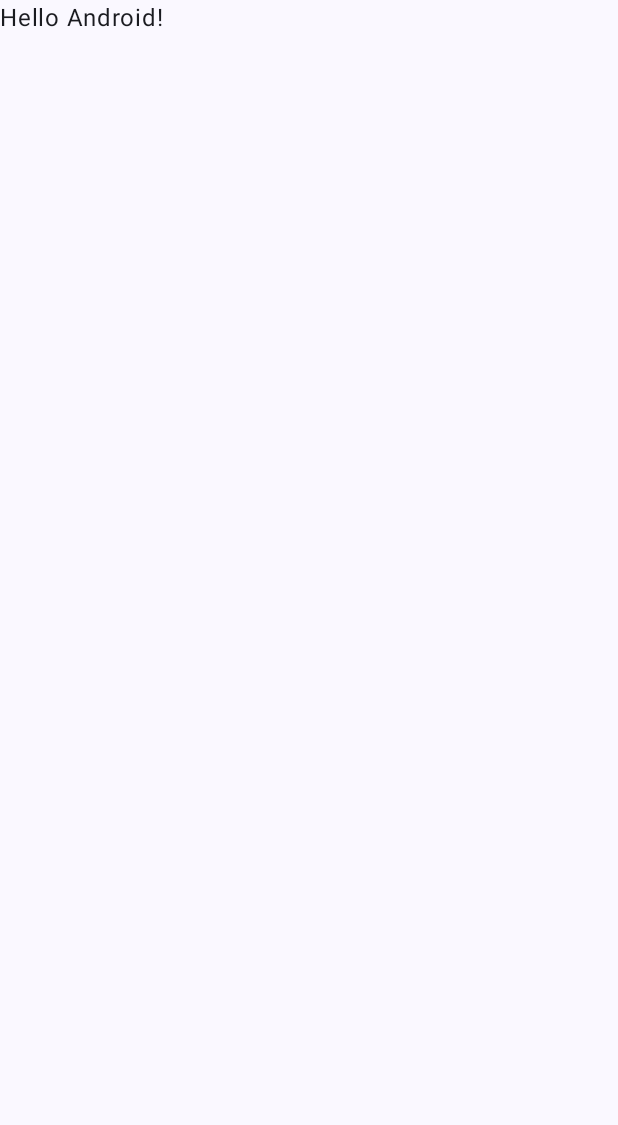
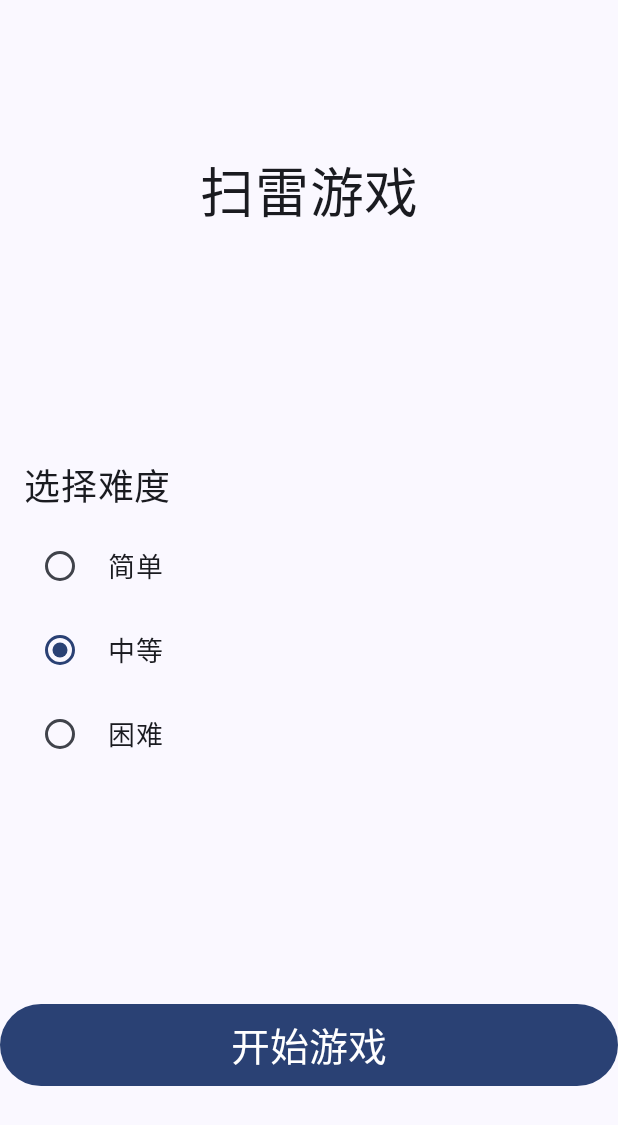
Before and after one commit to aski0006/-, an Android app built with Jetpack Compose: the screen it shows after launch (MainActivity), on a phone screen of 412 x 824 dp. Before the commit the part shown is almost empty. Shown: the top 1125 px of the screen. Run offline under Robolectric (Android 15) with nearby library versions, the phone set to English and light mode, and no system bars.

Commit message:
更新MainActivity的部分代码

```diff
--- a/SaoLei_Game/app/src/main/AndroidManifest.xml
+++ b/SaoLei_Game/app/src/main/AndroidManifest.xml
@@ -13,6 +13,11 @@
         android:theme="@style/Theme.Project"
         tools:targetApi="31">
         <activity
+            android:name=".GameActivity"
+            android:exported="false"
+            android:label="@string/title_activity_game"
+            android:theme="@style/Theme.Project" />
+        <activity
             android:name=".MainActivity"
             android:exported="true"
             android:label="@string/app_name"
--- /dev/null
+++ b/SaoLei_Game/app/src/main/java/com/example/project/GameActivity.kt
@@ -0,0 +1,47 @@
+package com.example.project
+
+import android.os.Bundle
+import androidx.activity.ComponentActivity
+import androidx.activity.compose.setContent
+import androidx.activity.enableEdgeToEdge
+import androidx.compose.foundation.layout.fillMaxSize
+import androidx.compose.foundation.layout.padding
+import androidx.compose.material3.Scaffold
+import androidx.compose.material3.Text
+import androidx.compose.runtime.Composable
+import androidx.compose.ui.Modifier
+import androidx.compose.ui.tooling.preview.Preview
+import com.example.project.ui.theme.ProjectTheme
+
+class GameActivity : ComponentActivity() {
+    override fun onCreate(savedInstanceState: Bundle?) {
+        super.onCreate(savedInstanceState)
+        enableEdgeToEdge()
+        setContent {
+            ProjectTheme {
+                Scaffold(modifier = Modifier.fillMaxSize()) { innerPadding ->
+                    Greeting(
+                        name = "Android",
+                        modifier = Modifier.padding(innerPadding)
+                    )
+                }
+            }
+        }
+    }
+}
+
+@Composable
+fun Greeting(name: String, modifier: Modifier = Modifier) {
+    Text(
+        text = "Hello $name!",
+        modifier = modifier
+    )
+}
+
+@Preview(showBackground = true)
+@Composable
+fun GreetingPreview() {
+    ProjectTheme {
+        Greeting("Android")
+    }
+}
--- a/SaoLei_Game/app/src/main/java/com/example/project/MainActivity.kt
+++ b/SaoLei_Game/app/src/main/java/com/example/project/MainActivity.kt
@@ -1,17 +1,57 @@
 package com.example.project
 
+import android.content.Context
+import android.content.Intent
 import android.os.Bundle
 import androidx.activity.ComponentActivity
 import androidx.activity.compose.setContent
 import androidx.activity.enableEdgeToEdge
+import androidx.compose.foundation.layout.Column
+import androidx.compose.foundation.layout.Spacer
 import androidx.compose.foundation.layout.fillMaxSize
+import androidx.compose.foundation.layout.fillMaxWidth
+import androidx.compose.foundation.layout.height
 import androidx.compose.foundation.layout.padding
+import androidx.compose.material3.Button
 import androidx.compose.material3.Scaffold
 import androidx.compose.material3.Text
 import androidx.compose.runtime.Composable
+import androidx.compose.runtime.MutableState
+import androidx.compose.runtime.mutableStateOf
+import androidx.compose.runtime.remember
+import androidx.compose.ui.Alignment
 import androidx.compose.ui.Modifier
-import androidx.compose.ui.tooling.preview.Preview
+import androidx.compose.ui.platform.LocalContext
+import androidx.compose.ui.text.font.FontFamily
+import androidx.compose.ui.text.style.TextAlign
+import androidx.compose.ui.unit.dp
+import androidx.compose.ui.unit.sp
+import com.example.project.game_components.DifficultyOption
+import com.example.project.game_components.Title
 import com.example.project.ui.theme.ProjectTheme
+
+/**
+ * 代表游戏的难度级别.
+ *
+ * @property gridSize 网格的尺寸
+ * @property mineNumber 地雷的数量
+ */
+enum class Difficulty(val gridSize: Int, val mineNumber: Int) {
+    /**
+     * 简单难度，网格尺寸为 8，地雷数量为 10.
+     */
+    EASY(8, 10),
+
+    /**
+     * 中等难度，网格尺寸为 10，地雷数量为 15.
+     */
+    MEDIUM(10, 15),
+
+    /**
+     * 困难难度，网格尺寸为 12，地雷数量为 20.
+     */
+    HARD(12, 20)
+}
 
 class MainActivity : ComponentActivity() {
     override fun onCreate(savedInstanceState: Bundle?) {
@@ -20,10 +60,26 @@ class MainActivity : ComponentActivity() {
         setContent {
             ProjectTheme {
                 Scaffold(modifier = Modifier.fillMaxSize()) { innerPadding ->
-                    Greeting(
-                        name = "Android",
-                        modifier = Modifier.padding(innerPadding)
-                    )
+                    val context = LocalContext.current
+                    val difficulty = remember { mutableStateOf(Difficulty.MEDIUM) }
+                    Column(
+                        modifier = Modifier
+                            .padding(innerPadding)
+                            .fillMaxSize(),
+                        horizontalAlignment = Alignment.CenterHorizontally
+                    ) {
+                        Spacer(modifier = Modifier.height(100.dp)) // 距离顶部100.dp
+
+                        GameTitle()
+
+                        Spacer(modifier = Modifier.weight(1f)) // 中间隔开
+
+                        DifficultyPanel(difficulty)
+
+                        Spacer(modifier = Modifier.weight(1f)) // 中间隔开
+
+                        GameStartButton(context, difficulty)
+                    }
                 }
             }
         }
@@ -31,17 +87,56 @@ class MainActivity : ComponentActivity() {
 }
 
 @Composable
-fun Greeting(name: String, modifier: Modifier = Modifier) {
-    Text(
-        text = "Hello $name!",
-        modifier = modifier
-    )
+fun GameTitle() {
+    Title("扫雷游戏")
 }
 
-@Preview(showBackground = true)
+/**
+ * 显示难度选择面板的可组合函数。
+ *
+ * 此函数在一个垂直列中显示难度选择的标题和三个难度选项（简单、中等、困难）。
+ *
+ * @param difficulty 当前选中的难度状态的可变引用。
+ */
 @Composable
-fun GreetingPreview() {
-    ProjectTheme {
-        Greeting("Android")
+fun DifficultyPanel(difficulty: MutableState<Difficulty>) {
+    Column(
+        modifier = Modifier
+            .fillMaxWidth()
+            .padding(16.dp),
+        horizontalAlignment = Alignment.Start
+    ) {
+        Text(
+            text = "选择难度",
+            fontSize = 24.sp,
+            fontFamily = FontFamily.Serif,
+            textAlign = TextAlign.Start,
+            modifier = Modifier.padding(bottom = 8.dp)
+        )
+        DifficultyOption(difficulty, Difficulty.EASY, "简单")
+        DifficultyOption(difficulty, Difficulty.MEDIUM, "中等")
+        DifficultyOption(difficulty, Difficulty.HARD, "困难")
     }
 }
+
+@Composable
+fun GameStartButton(context: Context, difficulty: MutableState<Difficulty>) {
+    Button(
+        onClick = {
+            val intent = Intent(context, GameActivity::class.java)
+            intent.putExtra("gridSize", difficulty.value.gridSize)
+            intent.putExtra("mineNumber", difficulty.value.mineNumber)
+            context.startActivity(intent)
+        },
+        modifier = Modifier
+            .fillMaxWidth()
+            .padding(bottom = 100.dp)
+    ) {
+        Text(
+            text = "开始游戏",
+            fontSize = 26.sp,
+            fontFamily = FontFamily.Serif,
+            textAlign = TextAlign.Center
+        )
+    }
+}
--- /dev/null
+++ b/SaoLei_Game/app/src/main/java/com/example/project/game_components/DifficultyPanel.kt
@@ -0,0 +1,47 @@
+package com.example.project.game_components
+
+import androidx.compose.foundation.layout.Row
+import androidx.compose.foundation.layout.fillMaxWidth
+import androidx.compose.foundation.layout.padding
+import androidx.compose.material3.RadioButton
+import androidx.compose.material3.Text
+import androidx.compose.runtime.Composable
+import androidx.compose.runtime.MutableState
+import androidx.compose.ui.Alignment
+import androidx.compose.ui.Modifier
+import androidx.compose.ui.text.font.FontFamily
+import androidx.compose.ui.text.style.TextAlign
+import androidx.compose.ui.unit.dp
+import androidx.compose.ui.unit.sp
+import com.example.project.Difficulty
+
+/**
+ * 显示一个难度选项的可组合函数，并提供选择该选项的单选按钮。
+ *
+ * 此函数在水平排列中显示一个单选按钮和对应的标签文本。
+ *
+ * @param difficulty 当前选中的难度状态的可变引用。
+ * @param option 要显示的难度选项。
+ * @param label 该难度选项的标签文本。
+ */
+@Composable
+fun DifficultyOption(difficulty: MutableState<Difficulty>, option: Difficulty, label: String) {
+    Row(
+        modifier = Modifier
+            .fillMaxWidth()
+            .padding(vertical = 4.dp),
+        verticalAlignment = Alignment.CenterVertically
+    ) {
+        RadioButton(
+            selected = difficulty.value == option,
+            onClick = { difficulty.value = option }
+        )
+        Text(
+            text = label,
+            fontSize = 18.sp,
+            fontFamily = FontFamily.Serif,
+            textAlign = TextAlign.Start,
+            modifier = Modifier.padding(start = 8.dp)
+        )
+    }
+}
--- /dev/null
+++ b/SaoLei_Game/app/src/main/java/com/example/project/game_components/Title.kt
@@ -0,0 +1,25 @@
+package com.example.project.game_components
+
+import androidx.compose.foundation.layout.fillMaxWidth
+import androidx.compose.material3.Text
+import androidx.compose.runtime.Composable
+import androidx.compose.ui.Modifier
+import androidx.compose.ui.text.font.FontFamily
+import androidx.compose.ui.text.style.TextAlign
+import androidx.compose.ui.unit.sp
+
+/**
+ * 显示标题文本的可组合函数。
+ *
+ * @param title 要显示的标题文本。这个文本将在屏幕中央以 **36sp** 的字体大小显示，并使用 **Serif** 字体。
+ */
+@Composable
+fun Title(title: String) {
+    Text(
+        text = title,
+        fontSize = 36.sp,
+        fontFamily = FontFamily.Serif,
+        textAlign = TextAlign.Center,
+        modifier = Modifier.fillMaxWidth()
+    )
+}
--- a/SaoLei_Game/app/src/main/res/values/strings.xml
+++ b/SaoLei_Game/app/src/main/res/values/strings.xml
@@ -1,3 +1,4 @@
 <resources>
     <string name="app_name">Project</string>
+    <string name="title_activity_game">GameActivity</string>
 </resources>
```
